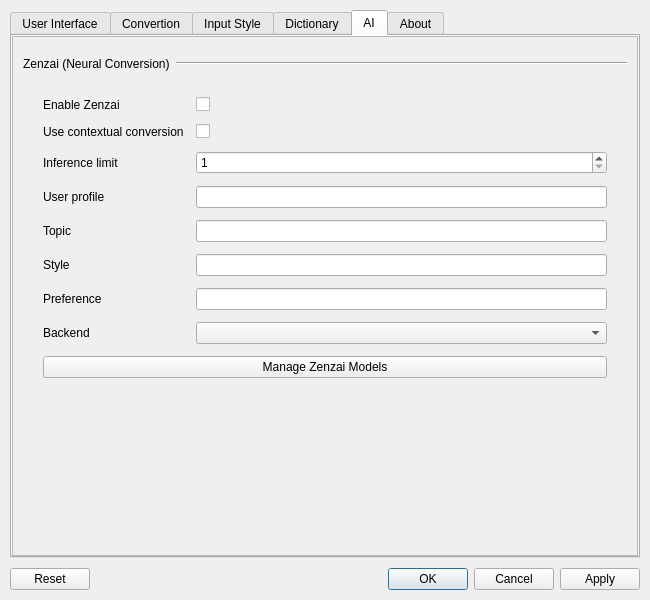
Above: hazkey-settings/mainwindow.ui from presire/hazkey-community before the change. Below: the same form after it.
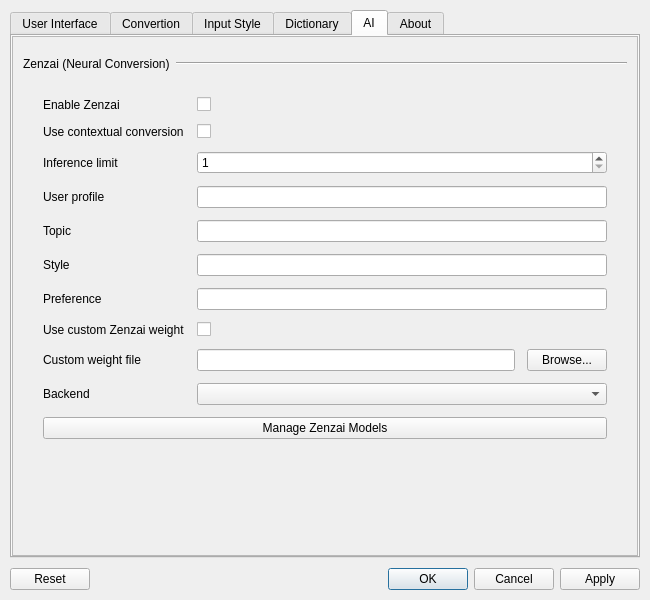
That is the form after the change. The open tabs and pages were chosen to show the change. Icons and pictures are not drawn.

Commit message:
feat: add advanced Zenzai and profile settings
Expose rich suggestion, rich candidate, profile-independent history,
and custom Zenzai model settings in the configuration UI.

Apply rich candidate settings independently to suggestion and conversion
requests, isolate learning history by profile when enabled, and load an
enabled custom GGUF model path safely.

Add regression coverage for model resolution, history directory selection,
and rich candidate request behavior.

```diff
--- a/hazkey-settings/mainwindow.ui
+++ b/hazkey-settings/mainwindow.ui
@@ -1744,16 +1744,47 @@
                <widget class="QLineEdit" name="zenzaiPreference"/>
               </item>
               <item row="7" column="0">
+                <widget class="QLabel" name="useZenzaiCustomWeightLabel">
+                 <property name="text">
+                  <string>Use custom Zenzai weight</string>
+                 </property>
+                </widget>
+               </item>
+               <item row="7" column="1">
+                <widget class="QCheckBox" name="useZenzaiCustomWeight"/>
+               </item>
+               <item row="8" column="0">
+                <widget class="QLabel" name="zenzaiWeightPathLabel">
+                 <property name="text">
+                  <string>Custom weight file</string>
+                 </property>
+                </widget>
+               </item>
+               <item row="8" column="1">
+                <layout class="QHBoxLayout" name="zenzaiWeightPathLayout">
+                 <item>
+                  <widget class="QLineEdit" name="zenzaiWeightPath"/>
+                 </item>
+                 <item>
+                  <widget class="QPushButton" name="browseZenzaiWeightPath">
+                   <property name="text">
+                    <string>Browse...</string>
+                   </property>
+                  </widget>
+                 </item>
+                </layout>
+               </item>
+               <item row="9" column="0">
                <widget class="QLabel" name="zenzaiBackendDeviceLabel">
                 <property name="text">
                  <string>Backend</string>
                 </property>
                </widget>
               </item>
-              <item row="7" column="1">
+               <item row="9" column="1">
                <widget class="QComboBox" name="zenzaiBackendDevice"/>
               </item>
-              <item row="8" column="0" colspan="2">
+               <item row="10" column="0" colspan="2">
                <widget class="QPushButton" name="manageZenzaiModels">
                 <property name="text">
                  <string>Manage Zenzai Models</string>
```
Left out of the diff: 48 changed lines with no effect on the pictures. Lines whose indentation alone changed are shown as unchanged. The commit also changes 7 other files.
